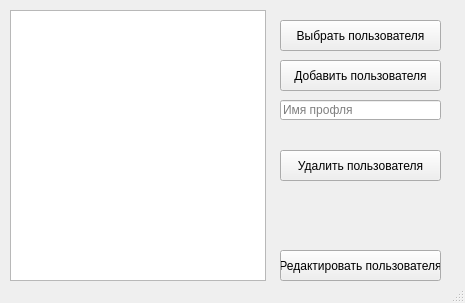
ivanzuev78/Glass_transition_math, file windows/profile_manager_window.ui: the form before one commit.
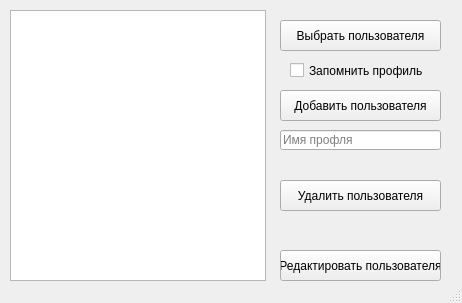
The form after the commit.

```diff
--- a/windows/profile_manager_window.ui
+++ b/windows/profile_manager_window.ui
@@ -6,7 +6,7 @@
    <rect>
     <x>0</x>
     <y>0</y>
-    <width>465</width>
+    <width>462</width>
     <height>303</height>
    </rect>
   </property>
@@ -28,7 +28,7 @@
     <property name="geometry">
      <rect>
       <x>280</x>
-      <y>60</y>
+      <y>90</y>
       <width>161</width>
       <height>31</height>
      </rect>
@@ -41,7 +41,7 @@
     <property name="geometry">
      <rect>
       <x>280</x>
-      <y>150</y>
+      <y>180</y>
       <width>161</width>
       <height>31</height>
      </rect>
@@ -54,7 +54,7 @@
     <property name="geometry">
      <rect>
       <x>280</x>
-      <y>100</y>
+      <y>130</y>
       <width>161</width>
       <height>20</height>
      </rect>
@@ -92,6 +92,19 @@
      <string>Редактировать пользователя</string>
     </property>
    </widget>
+   <widget class="QCheckBox" name="remember_profile_checkBox">
+    <property name="geometry">
+     <rect>
+      <x>290</x>
+      <y>60</y>
+      <width>151</width>
+      <height>21</height>
+     </rect>
+    </property>
+    <property name="text">
+     <string>Запомнить профиль</string>
+    </property>
+   </widget>
   </widget>
   <widget class="QStatusBar" name="statusbar"/>
  </widget>
```
